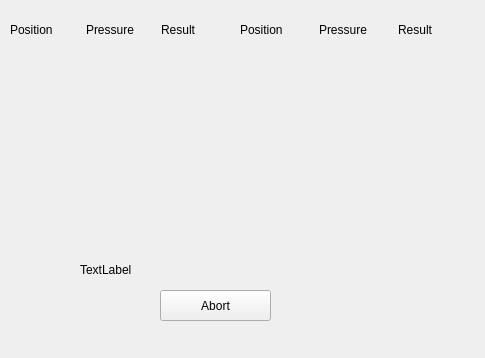
The window that ServiceSW/Master/Components/DiagnosticsManufacturing/Forms/SealingTestReportDialog.ui (Liyezhong/Master) describes before a commit, drawn with Qt 5.
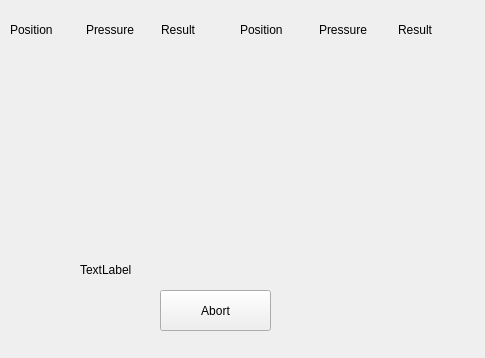
The same window after the commit.

Commit message: M:Diagnostics fix bug about SystemSealing test

```diff
--- a/ServiceSW/Master/Components/DiagnosticsManufacturing/Forms/SealingTestReportDialog.ui
+++ b/ServiceSW/Master/Components/DiagnosticsManufacturing/Forms/SealingTestReportDialog.ui
@@ -25,9 +25,15 @@
      <x>160</x>
      <y>290</y>
      <width>111</width>
-     <height>31</height>
+     <height>41</height>
     </rect>
    </property>
+   <property name="minimumSize">
+    <size>
+     <width>111</width>
+     <height>41</height>
+    </size>
+   </property>
    <property name="text">
     <string>Abort</string>
    </property>
@@ -37,7 +43,7 @@
     <rect>
      <x>80</x>
      <y>260</y>
-     <width>281</width>
+     <width>321</width>
      <height>20</height>
     </rect>
    </property>
```
The commit also changes 3 other files.
